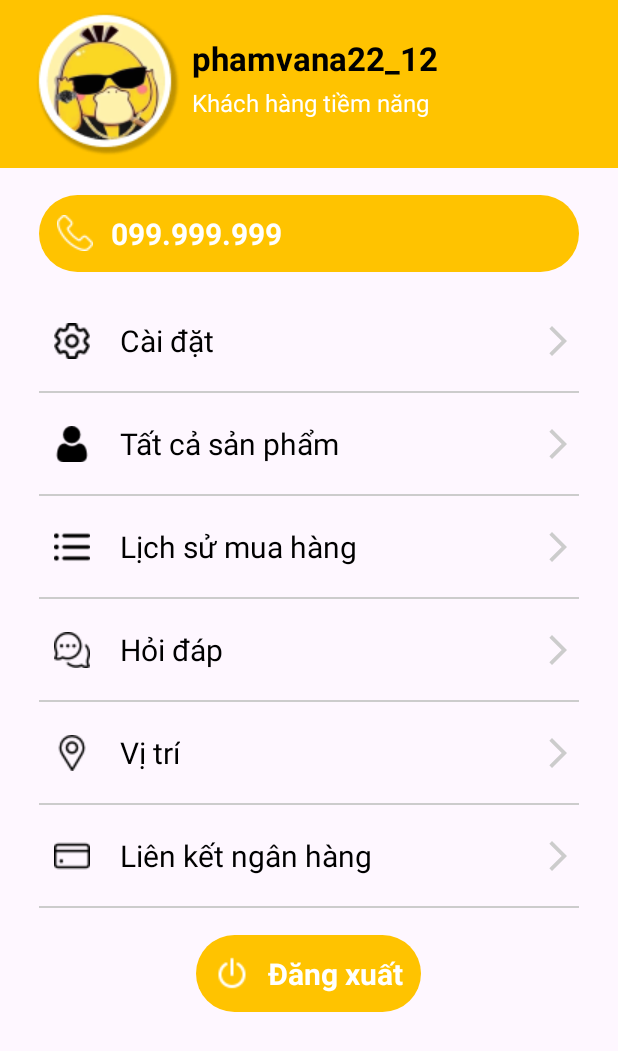
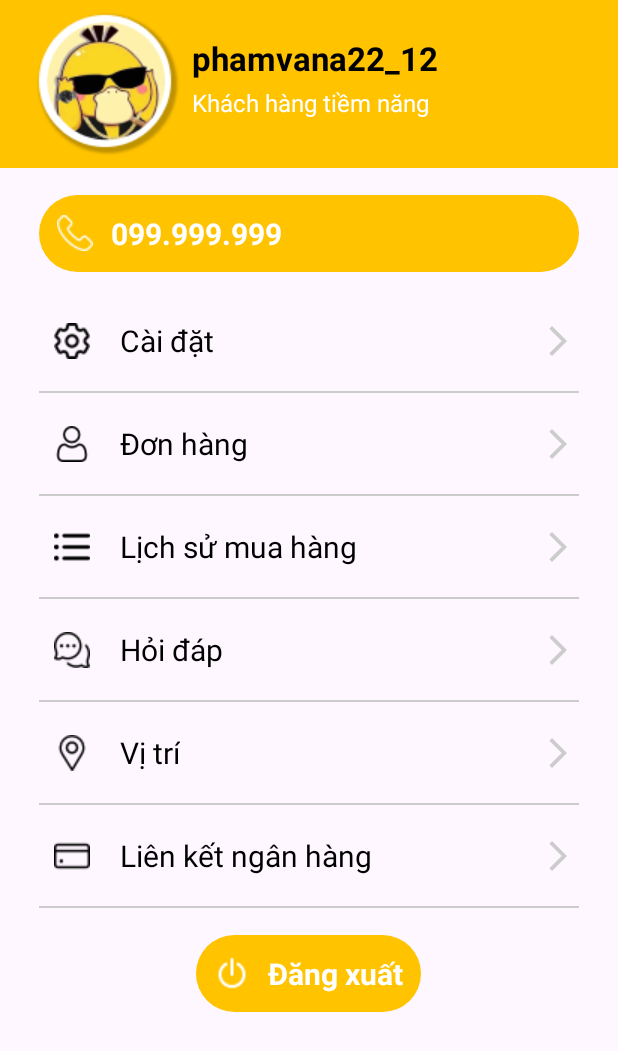
Before and after one commit to nguyenchithuan/UserAppBangHangOnline, an Android app: the layout fragment_user.xml on its own in the app's theme, with its tools: preview values and no code run, on a phone screen of 412 x 824 dp. Shown: the top 1051 px of the screen. Run offline under Robolectric (Android 15) with nearby library versions, the phone set to English and light mode, and no system bars.

Commit message:
linh 10/2 cap nhat code

```diff
--- a/app/build.gradle
+++ b/app/build.gradle
@@ -48,6 +48,6 @@ dependencies {
     implementation "androidx.room:room-runtime:2.5.0"
     annotationProcessor "androidx.room:room-compiler:2.5.0"
     implementation 'com.google.code.gson:gson:2.10.1'
-    implementation 'com.squareup.retrofit2:retrofit:2.1.0'
-    implementation 'com.squareup.retrofit2:converter-gson:2.1.0'
+    implementation 'com.squareup.retrofit2:retrofit:2.9.0'
+    implementation 'com.squareup.retrofit2:converter-gson:2.9.0'
 }
--- a/app/src/main/AndroidManifest.xml
+++ b/app/src/main/AndroidManifest.xml
@@ -17,11 +17,6 @@
         <activity
             android:name=".activity.PayActivity"
             android:exported="true">
-            <intent-filter>
-                <action android:name="android.intent.action.MAIN" />
-
-                <category android:name="android.intent.category.LAUNCHER" />
-            </intent-filter>
         </activity>
         <activity
             android:name=".activity.DetailsProductActivity"
--- a/app/src/main/res/drawable/baseline_lock_24.xml
+++ b/app/src/main/res/drawable/baseline_lock_24.xml
@@ -1,4 +1,4 @@
-<vector android:height="24dp" android:tint="#CCC"
+<vector android:height="24dp" android:tint="@color/border_switch"
     android:viewportHeight="24" android:viewportWidth="24"
     android:width="24dp" xmlns:android="http://schemas.android.com/apk/res/android">
     <path android:fillColor="@android:color/white" android:pathData="M18,8h-1L17,6c0,-2.76 -2.24,-5 -5,-5S7,3.24 7,6v2L6,8c-1.1,0 -2,0.9 -2,2v10c0,1.1 0.9,2 2,2h12c1.1,0 2,-0.9 2,-2L20,10c0,-1.1 -0.9,-2 -2,-2zM12,17c-1.1,0 -2,-0.9 -2,-2s0.9,-2 2,-2 2,0.9 2,2 -0.9,2 -2,2zM15.1,8L8.9,8L8.9,6c0,-1.71 1.39,-3.1 3.1,-3.1 1.71,0 3.1,1.39 3.1,3.1v2z"/>
--- a/app/src/main/res/drawable/baseline_mail_24.xml
+++ b/app/src/main/res/drawable/baseline_mail_24.xml
@@ -1,4 +1,4 @@
-<vector android:height="24dp" android:tint="#CCCCCC"
+<vector android:height="24dp" android:tint="@color/border_switch"
     android:viewportHeight="24" android:viewportWidth="24"
     android:width="24dp" xmlns:android="http://schemas.android.com/apk/res/android">
     <path android:fillColor="@android:color/white" android:pathData="M20,4L4,4c-1.1,0 -1.99,0.9 -1.99,2L2,18c0,1.1 0.9,2 2,2h16c1.1,0 2,-0.9 2,-2L22,6c0,-1.1 -0.9,-2 -2,-2zM20,8l-8,5 -8,-5L4,6l8,5 8,-5v2z"/>
--- a/app/src/main/res/drawable/baseline_person_24.xml
+++ b/app/src/main/res/drawable/baseline_person_24.xml
@@ -1,4 +1,4 @@
-<vector android:height="24dp" android:tint="#CCC"
+<vector android:height="24dp" android:tint="@color/border_switch"
     android:viewportHeight="24" android:viewportWidth="24"
     android:width="24dp" xmlns:android="http://schemas.android.com/apk/res/android">
     <path android:fillColor="@android:color/white" android:pathData="M12,12c2.21,0 4,-1.79 4,-4s-1.79,-4 -4,-4 -4,1.79 -4,4 1.79,4 4,4zM12,14c-2.67,0 -8,1.34 -8,4v2h16v-2c0,-2.66 -5.33,-4 -8,-4z"/>
--- a/app/src/main/res/layout/activity_settings.xml
+++ b/app/src/main/res/layout/activity_settings.xml
@@ -375,7 +375,8 @@
                 android:layout_width="24dp"
                 android:layout_height="24dp"
                 android:layout_marginStart="8dp"
-                android:src="@drawable/baseline_location_on_24" />
+                android:src="@drawable/baseline_location_on_24"
+                app:tint="@color/border_switch"/>
 
             <TextView
                 android:layout_width="wrap_content"
--- a/app/src/main/res/layout/fragment_user.xml
+++ b/app/src/main/res/layout/fragment_user.xml
@@ -127,14 +127,15 @@
                 android:layout_width="match_parent"
                 android:layout_height="wrap_content"
                 android:layout_marginHorizontal="18dp"
-                android:padding="2dp">
+                android:padding="2dp"
+                android:id="@+id/layoutOrder">
 
                 <ImageView
                     android:id="@+id/imageView7"
                     android:layout_width="24dp"
                     android:layout_height="24dp"
                     android:layout_marginStart="8dp"
-                    android:src="@drawable/user_black"
+                    android:src="@drawable/user"
                     app:layout_constraintBottom_toBottomOf="parent"
                     app:layout_constraintStart_toStartOf="parent"
                     app:layout_constraintTop_toTopOf="parent" />
@@ -144,7 +145,7 @@
                     android:layout_width="wrap_content"
                     android:layout_height="wrap_content"
                     android:layout_marginStart="20dp"
-                    android:text="Tất cả sản phẩm"
+                    android:text="Đơn hàng"
                     android:textColor="@color/black"
                     android:textSize="20dp"
                     app:layout_constraintBottom_toBottomOf="parent"
@@ -172,7 +173,8 @@
                 android:layout_width="match_parent"
                 android:layout_height="wrap_content"
                 android:layout_marginHorizontal="18dp"
-                android:padding="2dp">
+                android:padding="2dp"
+                android:id="@+id/layoutHistory">
 
                 <ImageView
                     android:id="@+id/imageView8"
@@ -217,7 +219,8 @@
                 android:layout_width="match_parent"
                 android:layout_height="wrap_content"
                 android:layout_marginHorizontal="18dp"
-                android:padding="2dp">
+                android:padding="2dp"
+                android:id="@+id/layoutQA">
 
                 <ImageView
                     android:id="@+id/imageView9"
@@ -262,7 +265,8 @@
                 android:layout_width="match_parent"
                 android:layout_height="wrap_content"
                 android:layout_marginHorizontal="18dp"
-                android:padding="2dp">
+                android:padding="2dp"
+                android:id="@+id/layoutLocation">
 
                 <ImageView
                     android:id="@+id/imageView10"
@@ -307,7 +311,8 @@
                 android:layout_width="match_parent"
                 android:layout_height="wrap_content"
                 android:layout_marginHorizontal="18dp"
-                android:padding="2dp">
+                android:padding="2dp"
+                android:id="@+id/layoutLinkedBank">
 
                 <ImageView
                     android:id="@+id/imageView5"
--- a/app/src/main/res/layout/layout_item_product.xml
+++ b/app/src/main/res/layout/layout_item_product.xml
@@ -43,7 +43,7 @@
             android:layout_height="wrap_content"
             style="@style/Widget.AppCompat.RatingBar.Small"
             android:rating="4.5"
-            android:progressTint="@color/btn_yellow"
+            android:progressTint="@color/primaryYellow"
             android:progressBackgroundTint="@color/border_switch"/>
 
         <TextView
```
